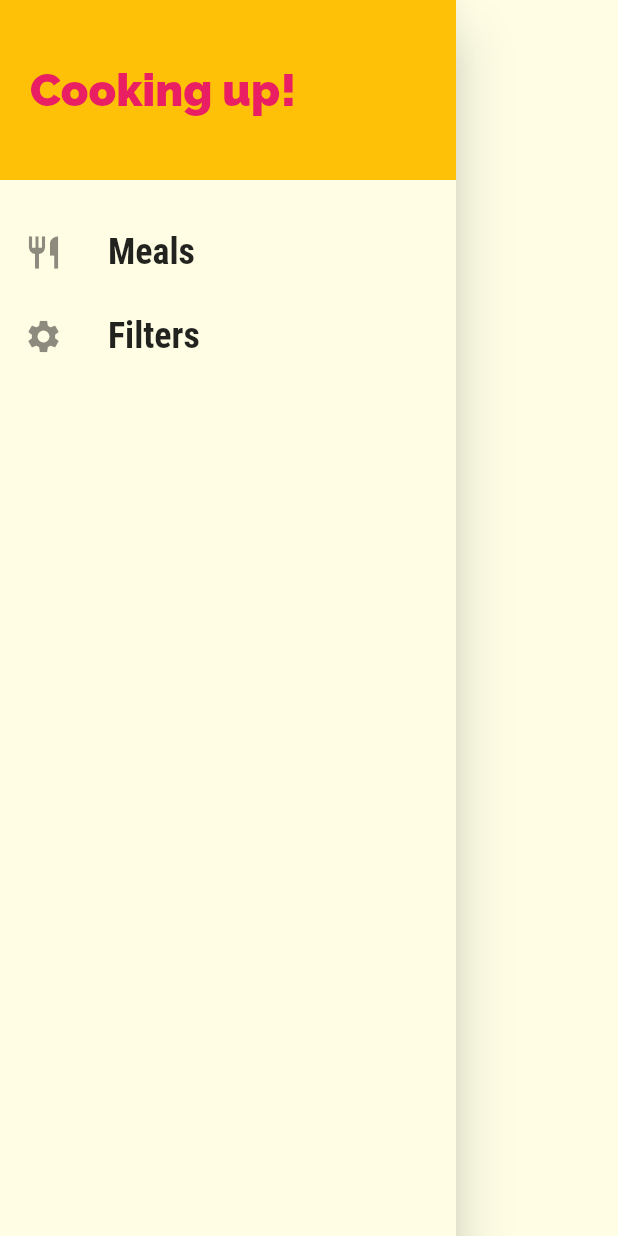
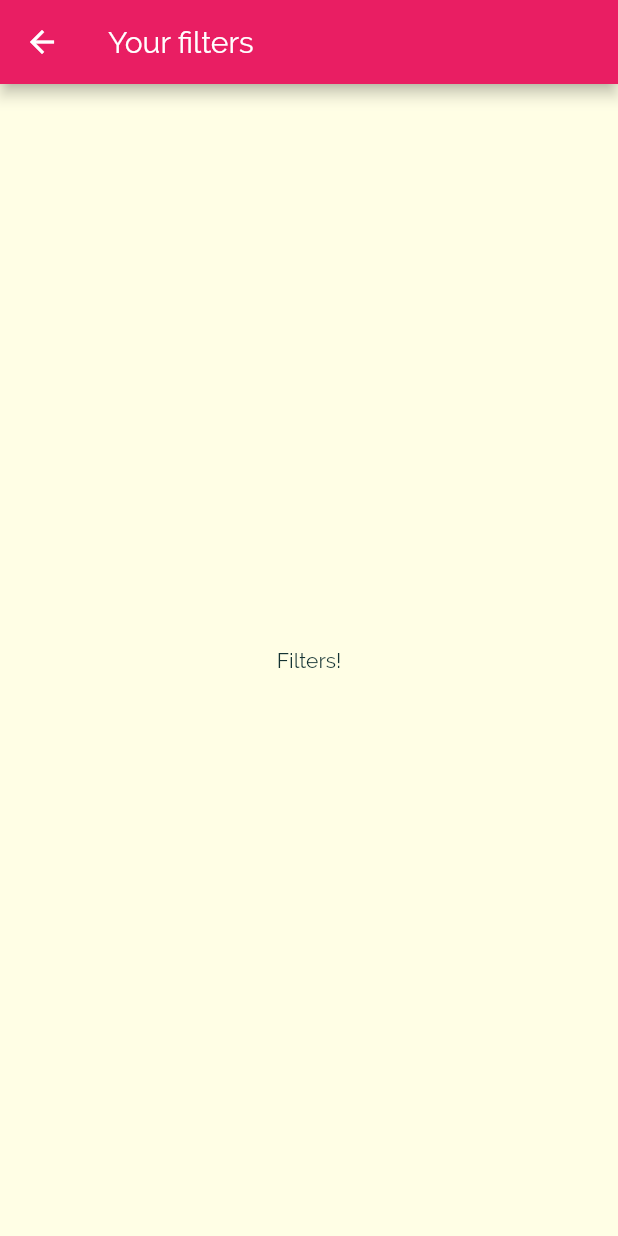
Before and after one commit to leosuncin/flutter_meal_app, a Flutter app: the MainDrawer widget shown alone on an empty page, opened directly, after a tap on "Filters", on a phone screen of 412 x 824 dp. Run offline on Flutter 3.47's test engine with Material 2 defaults, Android fonts, the phone set to English and light mode, and no system bars.

Commit message:
Add filter screen

```diff
--- /dev/null
+++ b/lib/filter_screen.dart
@@ -0,0 +1,17 @@
+import 'package:flutter/material.dart';
+
+class FilterScreen extends StatelessWidget {
+  static final String routeName = '/filters';
+
+  @override
+  Widget build(BuildContext context) {
+    return Scaffold(
+      appBar: AppBar(
+        title: Text('Your filters'),
+      ),
+      body: Center(
+        child: Text('Filters!'),
+      ),
+    );
+  }
+}
--- a/lib/main.dart
+++ b/lib/main.dart
@@ -2,6 +2,7 @@ import 'dart:ui';
 
 import 'package:flutter/material.dart';
 
+import 'filter_screen.dart';
 import './meal_detail_screen.dart';
 import './category_meals_screen.dart';
 import './tabs_screen.dart';
@@ -48,6 +49,7 @@ class MyApp extends StatelessWidget {
       routes: {
         CategoryMealsScreen.routeName: (context) => CategoryMealsScreen(),
         MealDetailScreen.routeName: (context) => MealDetailScreen(),
+        FilterScreen.routeName: (context) => FilterScreen(),
       },
     );
   }
--- a/lib/main_drawer.dart
+++ b/lib/main_drawer.dart
@@ -1,4 +1,6 @@
 import 'package:flutter/material.dart';
+
+import 'filter_screen.dart';
 
 class MainDrawer extends StatelessWidget {
   Widget buildDrawerItem(IconData icon, String title, Function onTap) {
@@ -52,7 +54,9 @@ class MainDrawer extends StatelessWidget {
           buildDrawerItem(
             Icons.settings,
             'Filters',
-            () {},
+            () {
+              Navigator.pushNamed(context, FilterScreen.routeName);
+            },
           ),
         ],
       ),
```
